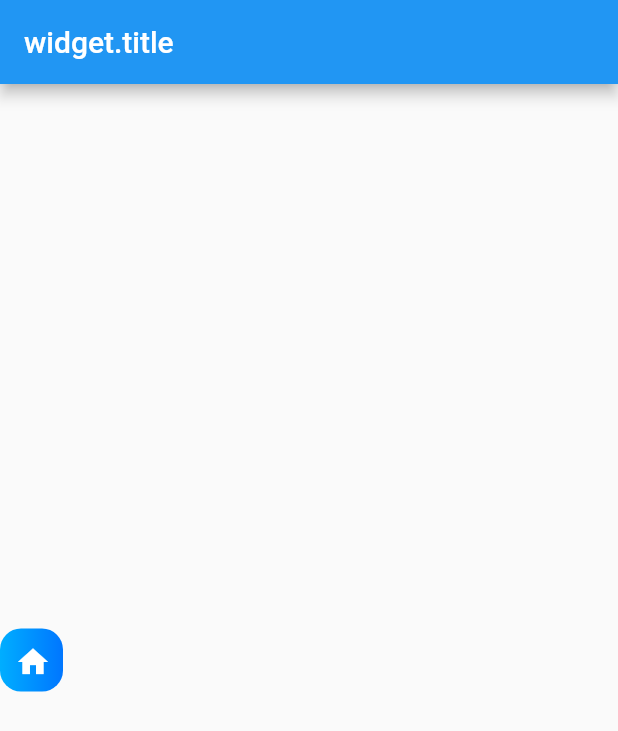
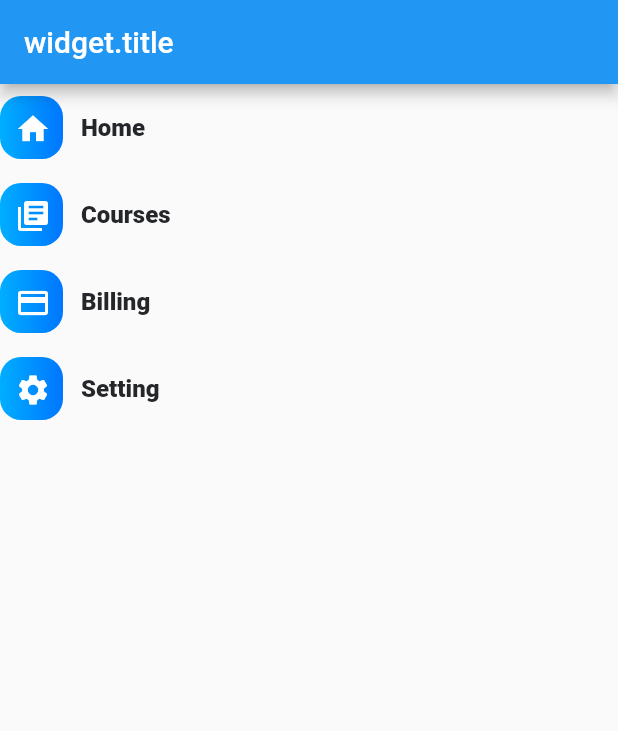
Before and after one commit to Merahulshrestha/Widget-Component, a Flutter app: the screen it shows after launch, on a phone screen of 412 x 824 dp. Shown: the top 731 px of the screen. Run offline on Flutter 3.47's test engine with Material 2 defaults, Android fonts, the phone set to English and light mode, and no system bars.

Commit message:
Update main.dart

```diff
--- a/lib/main.dart
+++ b/lib/main.dart
@@ -33,9 +33,12 @@ class _MyHomePageState extends State<MyHomePage> {
         title: Text('widget.title'),
       ),
       body: Center(
-        child: Row(
+        child: Column(
           children: [
             SideBar(icon: Icons.home, title: "Home"),
+            SideBar(icon: Icons.library_books, title: "Courses"),
+            SideBar(icon: Icons.credit_card, title: "Billing"),
+            SideBar(icon: Icons.settings, title: "Setting"),
           ],
         ),
       ),
@@ -54,7 +57,11 @@ class SideBar extends StatelessWidget {
 
   @override
   Widget build(BuildContext context) {
-    return Container(
+    return Row(
+      children: [
+        Padding(
+          padding: const EdgeInsets.symmetric(vertical: 8.0),
+          child: Container(
             width: 42.0,
             height: 42.0,
             padding: EdgeInsets.all(10.0),
@@ -70,15 +77,12 @@ class SideBar extends StatelessWidget {
                 ],
               ),
             ),
-
-//             Icon
             child: Icon(icon, color: Colors.white),
-    );
-
+          ),
+        ),
         SizedBox(
           width: 12.0,
-    );
-
+        ),
         Container(
           child: Text(
             title,
@@ -88,6 +92,8 @@ class SideBar extends StatelessWidget {
               color: Color(0xFF242629),
             ),
           ),
+        ),
+      ],
     );
   }
 }
```
Lines whose indentation alone changed are shown as unchanged.
